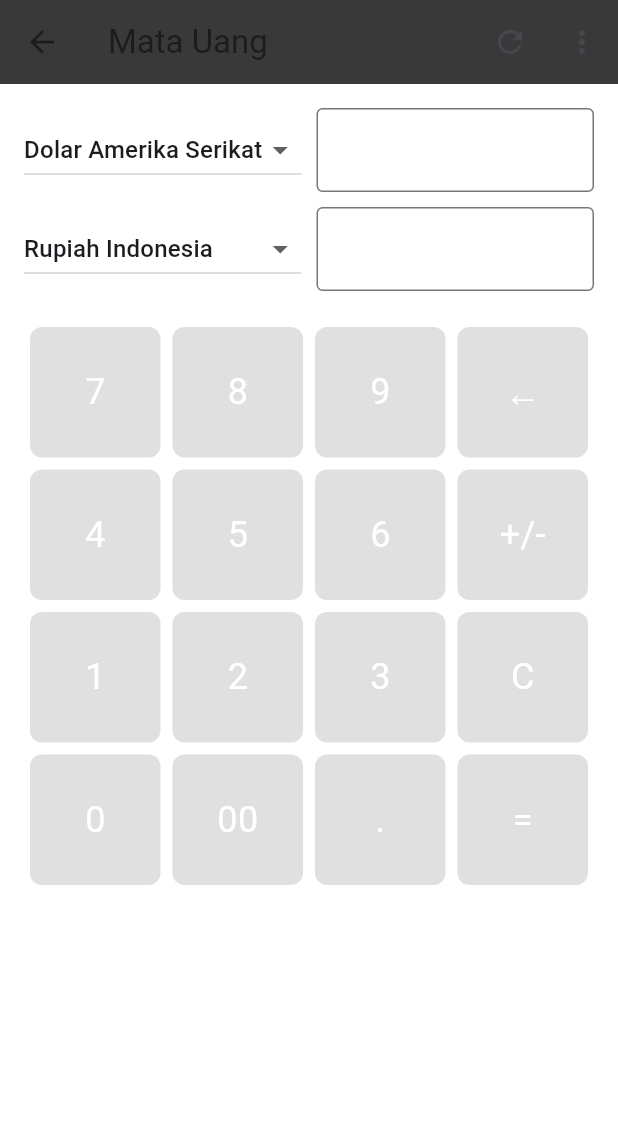
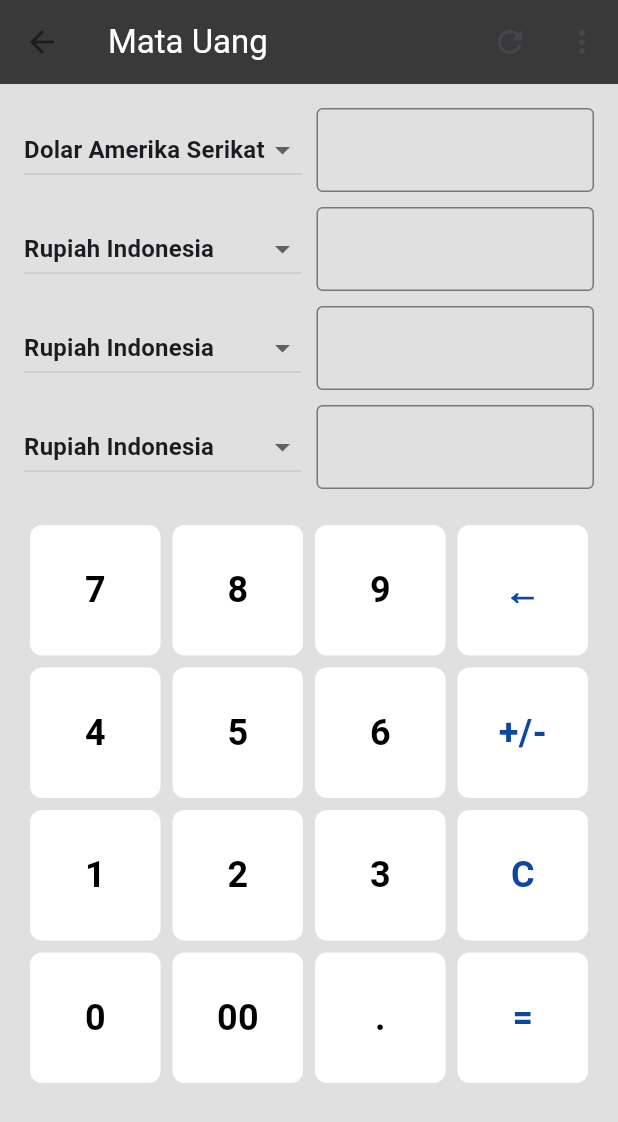
Before and after one commit to StefanusFandi99/UAS_MPL1, a Flutter app: the MataUang screen opened directly, on a phone screen of 412 x 824 dp. Shown: the top 1122 px of the screen. Run offline on Flutter 3.47's test engine with Material 3 defaults, Android fonts, the light colour scheme and no system bars; our stand-ins replace math_expressions; network calls fail.

Commit message:
first commit

```diff
--- a/lib/Bantuan.dart
+++ b/lib/Bantuan.dart
@@ -5,8 +5,8 @@ class Bantuan extends StatelessWidget {
   Widget build(BuildContext context) {
     return Scaffold(
       appBar: AppBar(
-        title: Text('Bantuan'),
-        backgroundColor: Colors.grey,
+        title: Text('Bantuan', style: TextStyle(color: Colors.white)),
+        backgroundColor: Color.fromARGB(255, 57, 57, 57),
       ),
       body: Center(
         child: Text('Bantuan'),
--- a/lib/HapusIklan.dart
+++ b/lib/HapusIklan.dart
@@ -11,8 +11,8 @@ class HapusIklan extends StatelessWidget {
             Navigator.of(context).pop();
           },
         ),
-        title: Text('Langganan premium', style: TextStyle(color: Colors.black)),
-        backgroundColor: Colors.white,
+        title: Text('Hapus Iklan', style: TextStyle(color: Colors.white)),
+        backgroundColor: Color.fromARGB(255, 57, 57, 57),
         iconTheme: IconThemeData(color: Colors.black),
       ),
       body: Padding(
--- a/lib/KiatPenggunaan.dart
+++ b/lib/KiatPenggunaan.dart
@@ -11,8 +11,8 @@ class KiatPenggunaan extends StatelessWidget {
             Navigator.of(context).pop();
           },
         ),
-        title: Text('Bantuan', style: TextStyle(color: Colors.black, fontSize: 24)),
-        backgroundColor: Colors.grey[200],
+        title: Text('Kiat Penggunaan', style: TextStyle(color: Colors.white)),
+        backgroundColor: Color.fromARGB(255, 57, 57, 57),
         actions: [
           IconButton(
             icon: Icon(Icons.share),
@@ -35,7 +35,8 @@ class KiatPenggunaan extends StatelessWidget {
           Row(
             children: [
               CircleAvatar(
-                backgroundImage: NetworkImage('https://tberna.com/img/slot-gacor.png?v=1708014217&width=1100'), // Ganti dengan URL gambar profil yang sesuai
+                backgroundImage: NetworkImage(
+                    'https://tberna.com/img/slot-gacor.png?v=1708014217&width=1100'), // Ganti dengan URL gambar profil yang sesuai
               ),
               SizedBox(width: 8.0),
               Column(
@@ -43,7 +44,10 @@ class KiatPenggunaan extends StatelessWidget {
                 children: [
                   Text(
                     '3.359.657 sedang bermain',
-                    style: TextStyle(color: Colors.black, fontWeight: FontWeight.bold, fontSize: 18),
+                    style: TextStyle(
+                        color: Colors.black,
+                        fontWeight: FontWeight.bold,
+                        fontSize: 18),
                   ),
                   Text(
                     'Iklan Taufik Sanusi',
@@ -68,7 +72,8 @@ class KiatPenggunaan extends StatelessWidget {
               onPressed: () {
                 // Tambahkan logika untuk SIGN UP
               },
-              child: Text('SIGN UP', style: TextStyle(color: Colors.white, fontSize: 18)),
+              child: Text('SIGN UP',
+                  style: TextStyle(color: Colors.white, fontSize: 18)),
               style: ElevatedButton.styleFrom(
                 backgroundColor: Colors.black,
                 padding: EdgeInsets.symmetric(horizontal: 50, vertical: 15),
--- a/lib/MataUang.dart
+++ b/lib/MataUang.dart
@@ -32,7 +32,7 @@ class _MataUangState extends State<MataUang> {
   Widget build(BuildContext context) {
     return Scaffold(
       appBar: AppBar(
-        title: Text('Mata Uang'),
+        title: Text('Mata Uang', style: TextStyle(color: Colors.white)),
         backgroundColor: Color.fromARGB(255, 57, 57, 57),
         actions: [
           IconButton(
@@ -46,11 +46,13 @@ class _MataUangState extends State<MataUang> {
               // Handle menu selections
             },
             itemBuilder: (BuildContext context) {
-              return {'Option 1', 'Option 2', 'Option 3'}
-                  .map((String choice) {
+              return {'Option 1', 'Option 2', 'Option 3'}.map((String choice) {
                 return PopupMenuItem<String>(
                   value: choice,
-                  child: Text(choice),
+                  child: Text(
+                    choice,
+                    style: TextStyle(fontWeight: FontWeight.bold),
+                  ),
                 );
               }).toList();
             },
@@ -79,7 +81,10 @@ class _MataUangState extends State<MataUang> {
                     ].map<DropdownMenuItem<String>>((String value) {
                       return DropdownMenuItem<String>(
                         value: value,
-                        child: Text(value),
+                        child: Text(
+                          value,
+                          style: TextStyle(fontWeight: FontWeight.bold),
+                        ),
                       );
                     }).toList(),
                   ),
@@ -92,6 +97,7 @@ class _MataUangState extends State<MataUang> {
                       hintText: result,
                     ),
                     readOnly: true,
+                    style: TextStyle(fontWeight: FontWeight.bold),
                   ),
                 ),
               ],
@@ -115,7 +121,10 @@ class _MataUangState extends State<MataUang> {
                     ].map<DropdownMenuItem<String>>((String value) {
                       return DropdownMenuItem<String>(
                         value: value,
-                        child: Text(value),
+                        child: Text(
+                          value,
+                          style: TextStyle(fontWeight: FontWeight.bold),
+                        ),
                       );
                     }).toList(),
                   ),
@@ -128,6 +137,87 @@ class _MataUangState extends State<MataUang> {
                       hintText: result,
                     ),
                     readOnly: true,
+                    style: TextStyle(fontWeight: FontWeight.bold),
+                  ),
+                ),
+              ],
+            ),
+            SizedBox(height: 10),
+            Row(
+              children: [
+                Expanded(
+                  child: DropdownButton<String>(
+                    value: selectedCurrency2,
+                    onChanged: (String? newValue) {
+                      setState(() {
+                        selectedCurrency2 = newValue!;
+                      });
+                    },
+                    items: <String>[
+                      'Rupiah Indonesia',
+                      'Dolar Amerika Serikat',
+                      'Yen Jepang',
+                      'Baht Thailand'
+                    ].map<DropdownMenuItem<String>>((String value) {
+                      return DropdownMenuItem<String>(
+                        value: value,
+                        child: Text(
+                          value,
+                          style: TextStyle(fontWeight: FontWeight.bold),
+                        ),
+                      );
+                    }).toList(),
+                  ),
+                ),
+                SizedBox(width: 10),
+                Expanded(
+                  child: TextField(
+                    decoration: InputDecoration(
+                      border: OutlineInputBorder(),
+                      hintText: result,
+                    ),
+                    readOnly: true,
+                    style: TextStyle(fontWeight: FontWeight.bold),
+                  ),
+                ),
+              ],
+            ),
+            SizedBox(height: 10),
+            Row(
+              children: [
+                Expanded(
+                  child: DropdownButton<String>(
+                    value: selectedCurrency2,
+                    onChanged: (String? newValue) {
+                      setState(() {
+                        selectedCurrency2 = newValue!;
+                      });
+                    },
+                    items: <String>[
+                      'Rupiah Indonesia',
+                      'Dolar Amerika Serikat',
+                      'Yen Jepang',
+                      'Baht Thailand'
+                    ].map<DropdownMenuItem<String>>((String value) {
+                      return DropdownMenuItem<String>(
+                        value: value,
+                        child: Text(
+                          value,
+                          style: TextStyle(fontWeight: FontWeight.bold),
+                        ),
+                      );
+                    }).toList(),
+                  ),
+                ),
+                SizedBox(width: 10),
+                Expanded(
+                  child: TextField(
+                    decoration: InputDecoration(
+                      border: OutlineInputBorder(),
+                      hintText: result,
+                    ),
+                    readOnly: true,
+                    style: TextStyle(fontWeight: FontWeight.bold),
                   ),
                 ),
               ],
@@ -148,12 +238,18 @@ class _MataUangState extends State<MataUang> {
                       margin: EdgeInsets.all(4),
                       decoration: BoxDecoration(
                         borderRadius: BorderRadius.circular(8),
-                        color: Colors.grey[300],
+                        color: Colors.white,
                       ),
                       child: Center(
                         child: Text(
                           key,
-                          style: TextStyle(fontSize: 24),
+                          style: TextStyle(
+                            fontSize: 24,
+                            fontWeight: FontWeight.bold,
+                            color: key == '←' || key == '+/-' || key == 'C' || key == '='
+                                ? Colors.blue[900]
+                                : Colors.black,
+                          ),
                         ),
                       ),
                     ),
@@ -164,6 +260,7 @@ class _MataUangState extends State<MataUang> {
           ],
         ),
       ),
+      backgroundColor: Colors.grey[300], // background color set to grey
     );
   }
 }
--- a/lib/Pengaturan.dart
+++ b/lib/Pengaturan.dart
@@ -15,12 +15,14 @@ class _PengaturanState extends State<Pengaturan> {
   Widget build(BuildContext context) {
     return Scaffold(
       appBar: AppBar(
-        title: Text('Pengaturan'),
+       title: Text('Pengaturan', style: TextStyle(color: Colors.white)),
+        backgroundColor: Color.fromARGB(255, 57, 57, 57),
       ),
       body: ListView(
         children: [
           ListTile(
             title: Text('Umum', style: TextStyle(fontWeight: FontWeight.bold)),
+
             tileColor: Colors.grey[300],
           ),
           ListTile(
```
